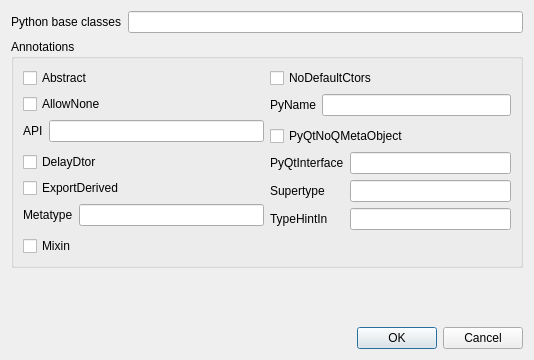
First picture: the form in metasip/api_editor/Designer/ClassPropertiesBase.ui, repository Python-SIP/metasip, before the edit.
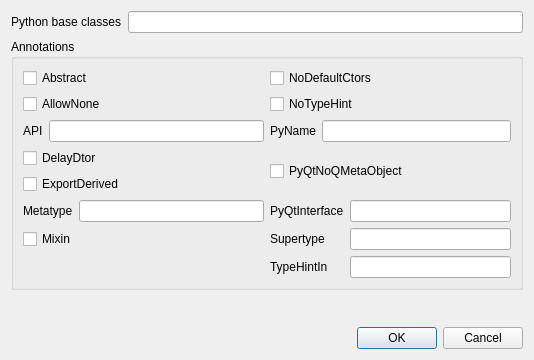
Second picture: the form after the edit.

Commit message: Added support for the /NoTypeHint/ annotations. Renamed %ModuleTypeHintCode to %TypeHintCode. Released as v1.16.

Diff of the .ui file:
```diff
--- a/metasip/api_editor/Designer/ClassPropertiesBase.ui
+++ b/metasip/api_editor/Designer/ClassPropertiesBase.ui
@@ -55,21 +55,14 @@
         </property>
        </widget>
       </item>
-      <item row="1" column="1" rowspan="2">
-       <layout class="QFormLayout" name="formLayout_5">
-        <item row="0" column="0">
-         <widget class="QLabel" name="label_2">
-          <property name="text">
-           <string>PyName</string>
-          </property>
-         </widget>
-        </item>
-        <item row="0" column="1">
-         <widget class="QLineEdit" name="pyName"/>
-        </item>
-       </layout>
+      <item row="1" column="1">
+       <widget class="QCheckBox" name="noTypeHintCb">
+        <property name="text">
+         <string>NoTypeHint</string>
+        </property>
+       </widget>
       </item>
-      <item row="2" column="0" rowspan="2">
+      <item row="2" column="0">
        <layout class="QFormLayout" name="formLayout_3">
         <item row="0" column="0">
          <widget class="QLabel" name="label_3">
@@ -83,7 +76,28 @@
         </item>
        </layout>
       </item>
-      <item row="3" column="1">
+      <item row="2" column="1">
+       <layout class="QFormLayout" name="formLayout_5">
+        <item row="0" column="0">
+         <widget class="QLabel" name="label_2">
+          <property name="text">
+           <string>PyName</string>
+          </property>
+         </widget>
+        </item>
+        <item row="0" column="1">
+         <widget class="QLineEdit" name="pyName"/>
+        </item>
+       </layout>
+      </item>
+      <item row="3" column="0">
+       <widget class="QCheckBox" name="delaydtorCb">
+        <property name="text">
+         <string>DelayDtor</string>
+        </property>
+       </widget>
+      </item>
+      <item row="3" column="1" rowspan="2">
        <widget class="QCheckBox" name="noqmetaobjectCb">
         <property name="text">
          <string>PyQtNoQMetaObject</string>
@@ -91,13 +105,27 @@
        </widget>
       </item>
       <item row="4" column="0">
-       <widget class="QCheckBox" name="delaydtorCb">
+       <widget class="QCheckBox" name="exportderivedCb">
         <property name="text">
-         <string>DelayDtor</string>
+         <string>ExportDerived</string>
         </property>
        </widget>
       </item>
-      <item row="4" column="1" rowspan="3">
+      <item row="5" column="0">
+       <layout class="QFormLayout" name="formLayout_2">
+        <item row="0" column="0">
+         <widget class="QLabel" name="label_4">
+          <property name="text">
+           <string>Metatype</string>
+          </property>
+         </widget>
+        </item>
+        <item row="0" column="1">
+         <widget class="QLineEdit" name="metatype"/>
+        </item>
+       </layout>
+      </item>
+      <item row="5" column="1" rowspan="3">
        <layout class="QFormLayout" name="formLayout_4">
         <item row="0" column="0">
          <widget class="QLabel" name="label_6">
@@ -131,28 +159,7 @@
         </item>
        </layout>
       </item>
-      <item row="5" column="0">
-       <widget class="QCheckBox" name="exportderivedCb">
-        <property name="text">
-         <string>ExportDerived</string>
-        </property>
-       </widget>
-      </item>
       <item row="6" column="0">
-       <layout class="QFormLayout" name="formLayout_2">
-        <item row="0" column="0">
-         <widget class="QLabel" name="label_4">
-          <property name="text">
-           <string>Metatype</string>
-          </property>
-         </widget>
-        </item>
-        <item row="0" column="1">
-         <widget class="QLineEdit" name="metatype"/>
-        </item>
-       </layout>
-      </item>
-      <item row="7" column="0">
        <widget class="QCheckBox" name="mixinCb">
         <property name="text">
          <string>Mixin</string>
```
Left out of the diff: 1 changed line with no effect on the pictures. The commit also changes 16 other files.
